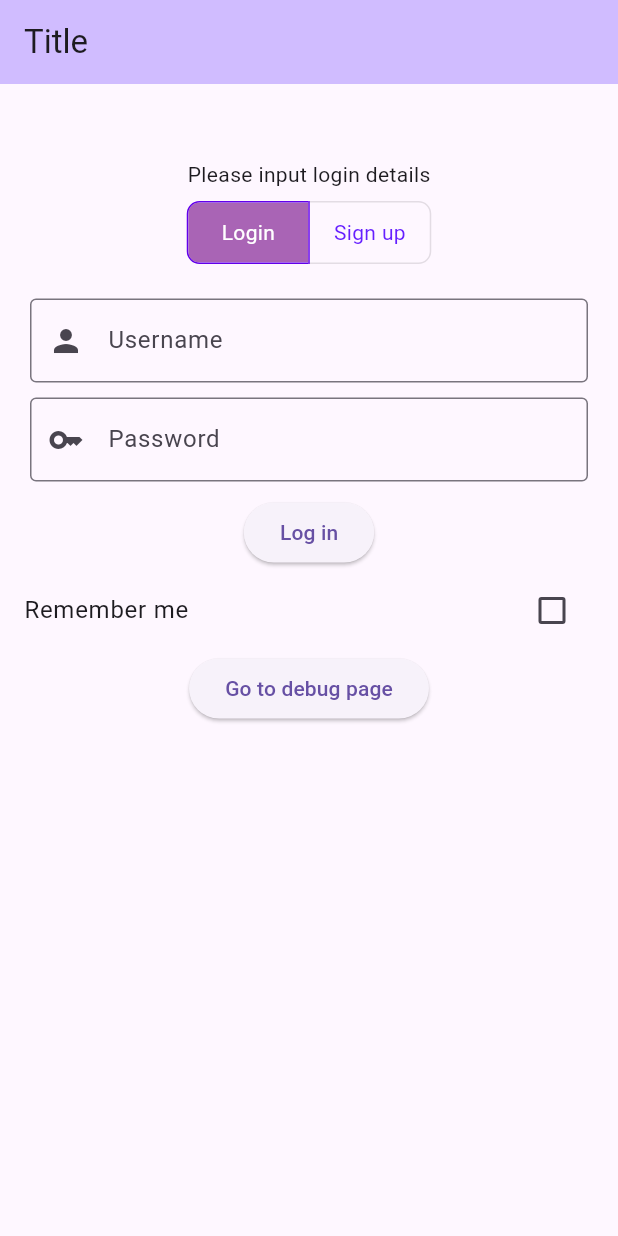
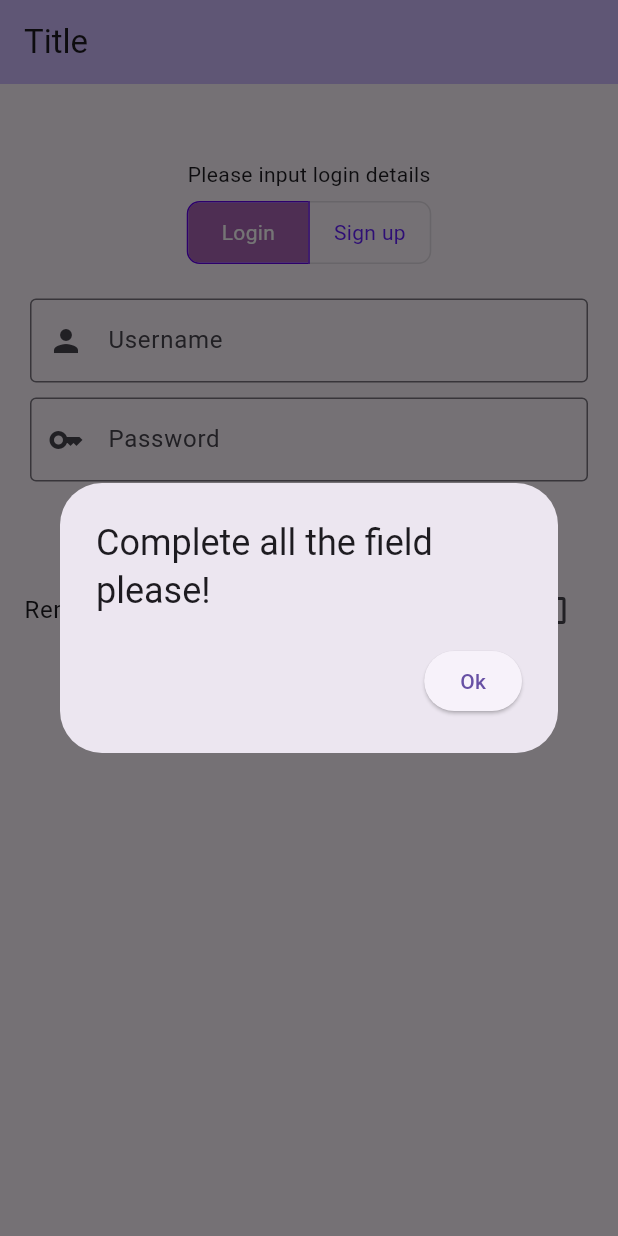
Before and after one commit to matteobrgmn/bwthw_project, a Flutter app: the screen it shows after launch, after a tap on "Log in", on a phone screen of 412 x 824 dp. Run offline on Flutter 3.47's test engine with Material 3 defaults, Android fonts, the phone set to English and light mode, and no system bars; our stand-ins replace fl_chart, jwt_decoder, shared_preferences.

Commit message:
Add popup for feedback in the login/signup page

```diff
--- a/lib/screens/login/login_page.dart
+++ b/lib/screens/login/login_page.dart
@@ -37,6 +37,26 @@ class _LoginPageState extends State<LoginPage> {
   TextEditingController passController = TextEditingController();
   TextEditingController emailController = TextEditingController();
   bool rememberUserData = false;
+
+  void _showAlertDialog(String message) async {
+    showDialog(
+      context: context,
+      builder: (BuildContext context) {
+        return AlertDialog(
+          title: Text(message),
+          actions: <Widget>[
+            ElevatedButton(
+              child: Text('Ok'),
+              onPressed: () {
+                Navigator.of(context).pop();
+              },
+            ),
+          ],
+        );
+      },
+    );
+  }
+
   @override
   Widget build(BuildContext context) {
       return Scaffold(
@@ -140,6 +160,7 @@ class _LoginPageState extends State<LoginPage> {
                     // Login failed case
                     print(loginResult.message); // Debug
                   }
+                  _showAlertDialog(loginResult.message);
                   // Clear password if it's wrong
                   passController.clear();
                 } else {
@@ -149,9 +170,12 @@ class _LoginPageState extends State<LoginPage> {
                   print(signupResult.message); // Debug
 
                   if (signupResult.success) {
+                    // Signup success
                     rememberData(rememberUserData);
                     Navigator.push(context, MaterialPageRoute(builder: (context) => HomePage(title: '',)));
                   }
+                  // Signup failed
+                  _showAlertDialog(signupResult.message);
                   // Clear password if it's duplicated
                   passController.clear();
                 }
--- a/lib/screens/login/login_utils.dart
+++ b/lib/screens/login/login_utils.dart
@@ -16,18 +16,18 @@ class LoginResult {
 Future<LoginResult> verifyLoginData(String inUsername, String inPassword) async {
   // Verify empty field
   if (inUsername.isEmpty || inPassword.isEmpty) {
-    return LoginResult(false, "Empty fields!");
+    return LoginResult(false, "Complete all the field please!");
   }
 
   final sp = await SharedPreferences.getInstance();
   final userList = sp.getStringList(inUsername);
 
   if (userList == null) {
-    return LoginResult(false, "User not found!");
+    return LoginResult(false, "Username not found!");
   }
 
   if (userList[2] == inPassword) {
-    return LoginResult(true, "Login ok!");
+    return LoginResult(true, "Welcome back!");
   }
 
   return LoginResult(false, "Wrong password!");
@@ -48,7 +48,7 @@ class SignupResult {
  */
 Future<SignupResult> enterSignupData(String inEmail, String inUsername, String inPassword) async {
   if (inEmail.isEmpty || inUsername.isEmpty || inPassword.isEmpty) {
-    return SignupResult(false, "Empty fields!");
+    return SignupResult(false, "Complete all the field please!");
   }
 
   final sp = await SharedPreferences.getInstance();
@@ -63,11 +63,11 @@ Future<SignupResult> enterSignupData(String inEmail, String inUsername, String i
     ];
 
     await sp.setStringList(inUsername, userList); // Create new username
-    return SignupResult(true, 'New account created');
+    return SignupResult(true, 'Registration completed. Welcome to NutriTrack!');
   }
 
   // Duplicated
-  return SignupResult(false, 'User already used!');
+  return SignupResult(false, 'Username already used!');
 
 }
 
```
Also changed, not shown: 1 other file.
